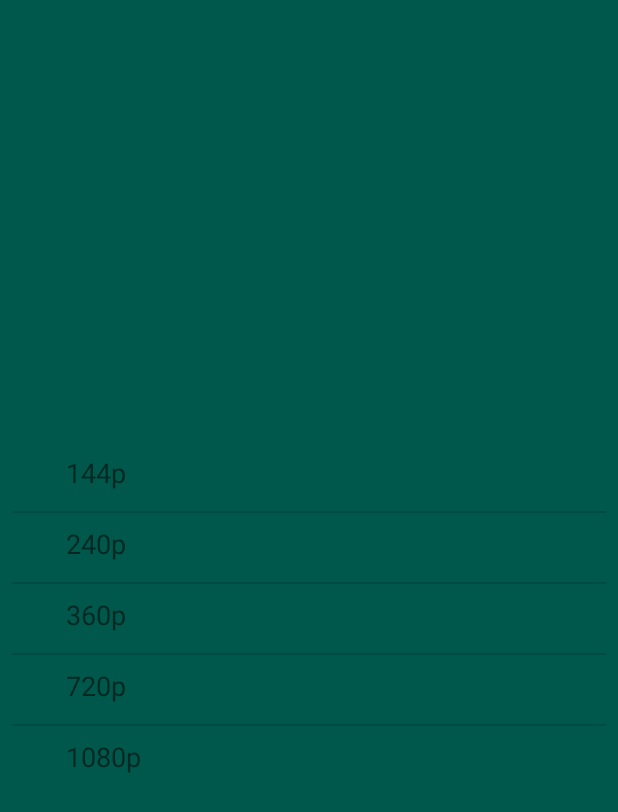
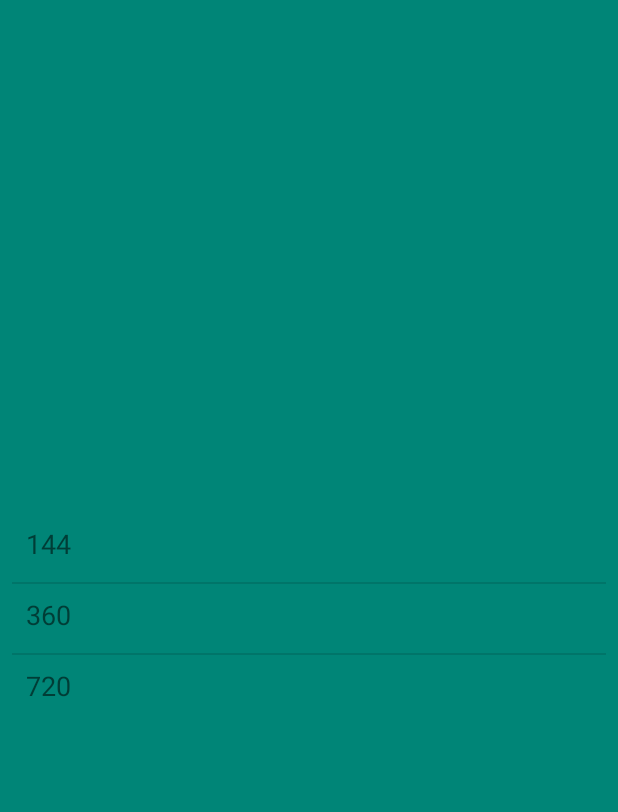
Before and after one commit to scholtz8/TheVideoApp, an Android app: the screen it shows after launch (VideosListActivity), after a tap on "Locally", on a phone screen of 412 x 824 dp. Shown: the top 812 px of the screen. Run offline under Robolectric (Android 15) with nearby library versions, the light colour scheme and no system bars.

Commit message:
timestamps, 5 locations & 3 videos

```diff
--- a/app/src/main/java/cscholtz/android/thevideoapp/ListadorVideos.java
+++ b/app/src/main/java/cscholtz/android/thevideoapp/ListadorVideos.java
@@ -37,10 +37,10 @@ public class ListadorVideos extends BaseAdapter {
                 String UriStr;
 
                 if(region.equals("Locally")){
-                    UriStr = server+"m"+datos[position][0];
+                    UriStr = server+"m"+datos[position][0]+"p";
                 }
                 else{
-                    UriStr = server+datos[position][0]+".mp4";
+                    UriStr = server+datos[position][0];
                 }
                 Intent VideoPlayerActivity = new Intent(contexto,VideoPlayerActivity.class);
                 VideoPlayerActivity.putExtra("URI",UriStr);
--- a/app/src/main/java/cscholtz/android/thevideoapp/ServersListActivity.java
+++ b/app/src/main/java/cscholtz/android/thevideoapp/ServersListActivity.java
@@ -9,8 +9,11 @@ public class ServersListActivity extends AppCompatActivity {
     ListView listaServers;
     String[][] datos = {
             {"Locally","android.resource://cscholtz.android.thevideoapp/raw/"},
-            {"South America","https://easymicro-2018.appspot.com/videos/"},
-            {"North East Asia","https://hidden-conquest-237802.appspot.com/videos/"}
+            {"South America","https://easymicro-2018.appspot.com/"},
+            {"North East Asia","https://hidden-conquest-237802.appspot.com/"},
+            {"United States East","https://core-verbena-219214.appspot.com/"},
+            {"Australia South East","https://caramel-element-243320.appspot.com/"},
+            {"Europe West","https://newone-249921.appspot.com/"}
     };
 
     @Override
--- a/app/src/main/java/cscholtz/android/thevideoapp/VideosListActivity.java
+++ b/app/src/main/java/cscholtz/android/thevideoapp/VideosListActivity.java
@@ -9,11 +9,9 @@ public class VideosListActivity extends AppCompatActivity {
 
     ListView listaVideos;
     String[][] datos = {
-            {"144p"},
-            {"240p"},
-            {"360p"},
-            {"720p"},
-            {"1080p"}
+            {"144"},
+            {"360"},
+            {"720"}
     };
 
     @Override
--- a/app/src/main/res/layout/activity_videos.xml
+++ b/app/src/main/res/layout/activity_videos.xml
@@ -5,7 +5,7 @@
     android:layout_width="match_parent"
     android:layout_height="match_parent"
     tools:context=".VideosListActivity"
-    android:background="@color/colorPrimaryDark">
+    android:background="@color/colorPrimary">
 
     <ListView
         android:id="@+id/idListaVideos"
--- a/app/src/main/res/layout/elemento_lista.xml
+++ b/app/src/main/res/layout/elemento_lista.xml
@@ -22,7 +22,7 @@
 
     <TextView
         android:id="@+id/servidor"
-        android:layout_width="132dp"
+        android:layout_width="367dp"
         android:layout_height="30dp"
         android:layout_marginStart="8dp"
         android:layout_marginLeft="8dp"
```
Also changed, not shown: app/src/main/java/cscholtz/android/thevideoapp/VideoPlayerActivity.java (+43 -2 lines), app/src/main/res/layout/activity_video_player.xml (+60 -0 lines).
